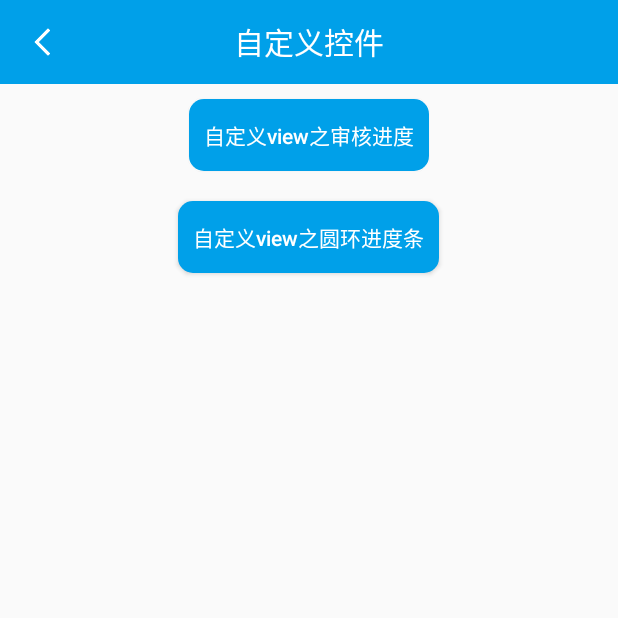
After one commit to I494941/MyDemo, an Android app: the MyViewActivity screen opened directly, with no data from a screen before it, on a phone screen of 412 x 824 dp, the top half of it. The commit adds this screen. Run offline under Robolectric (Android 15) with nearby library versions, the phone set to English and light mode, and no system bars; our stand-ins replace ButterKnife; libraries missing offline, so code that uses them is left out: com.readystatesoftware.systembartint.

Commit message:
自定义view（未完待续）

```diff
--- a/app/build.gradle
+++ b/app/build.gradle
@@ -23,7 +23,7 @@ android {
             proguardFiles getDefaultProguardFile('proguard-android.txt'), 'proguard-rules.pro'
         }
     }
-    //百度地图添加
+    //百度地图添加,so文件
     sourceSets {
         main {
             jniLibs.srcDirs = ['libs']
@@ -97,4 +97,6 @@ dependencies {
     compile files('libs/BaiduLBS_Android.jar')
     /*zxing*/
     compile files('libs/zxing.jar')
+    /*华为推送*/
+    compile 'com.huawei.android.hms:push:2.5.2.300'
 }
--- /dev/null
+++ b/app/src/main/java/com/example/a94941/mydemo/activitys/myView/MyViewActivity.java
@@ -0,0 +1,38 @@
+package com.example.a94941.mydemo.activitys.myView;
+
+import android.view.View;
+
+import com.example.a94941.mydemo.R;
+import com.example.a94941.mydemo.activitys.myView.activity.AuditProgressActivity;
+import com.example.a94941.mydemo.base.BaseToolbarActivity;
+
+import butterknife.OnClick;
+
+/**
+ * @创建者 94941
+ * @创建时间 2018/1/22
+ * @描述 ${TODO}
+ */
+public class MyViewActivity extends BaseToolbarActivity {
+
+    @Override
+    protected int getContentViewLayoutID() {
+        return R.layout.activity_myview;
+    }
+
+    @Override
+    protected void initViewsAndEvents() {
+        mTvTitle.setText("自定义控件");
+    }
+
+    @OnClick({R.id.audit_progress, R.id.circular_progress})
+    public void onClick(View view) {
+        switch (view.getId()) {
+            case R.id.audit_progress:
+                readyGo(AuditProgressActivity.class);
+                break;
+            case R.id.circular_progress:
+                break;
+        }
+    }
+}
--- /dev/null
+++ b/app/src/main/res/layout/activity_myview.xml
@@ -0,0 +1,53 @@
+<?xml version="1.0" encoding="utf-8"?>
+<LinearLayout xmlns:android="http://schemas.android.com/apk/res/android"
+    xmlns:app="http://schemas.android.com/apk/res-auto"
+    android:layout_width="match_parent"
+    android:layout_height="match_parent"
+    android:fitsSystemWindows="true"
+    android:orientation="vertical">
+
+    <android.support.design.widget.AppBarLayout
+        android:layout_width="match_parent"
+        android:layout_height="wrap_content"
+        app:elevation="0dp">
+
+        <include
+            layout="@layout/common_toolbar"
+            android:layout_width="match_parent"
+            android:layout_height="wrap_content" />
+    </android.support.design.widget.AppBarLayout>
+
+    <ScrollView
+        android:layout_width="match_parent"
+        android:layout_height="match_parent">
+
+        <LinearLayout
+            android:layout_width="match_parent"
+            android:layout_height="wrap_content"
+            android:gravity="center_horizontal"
+            android:orientation="vertical">
+
+            <Button
+                android:id="@+id/audit_progress"
+                android:layout_width="wrap_content"
+                android:layout_height="wrap_content"
+                android:layout_margin="10dp"
+                android:background="@drawable/shape_btn_bg"
+                android:padding="10dp"
+                android:text="自定义view之审核进度"
+                android:textAllCaps="false"
+                android:textColor="@color/white" />
+
+            <Button
+                android:id="@+id/circular_progress"
+                android:layout_width="wrap_content"
+                android:layout_height="wrap_content"
+                android:layout_margin="10dp"
+                android:background="@drawable/shape_btn_bg"
+                android:padding="10dp"
+                android:text="自定义view之圆环进度条"
+                android:textAllCaps="false"
+                android:textColor="@color/white" />
+        </LinearLayout>
+    </ScrollView>
+</LinearLayout>
--- a/app/src/main/res/values/styles.xml
+++ b/app/src/main/res/values/styles.xml
@@ -30,5 +30,4 @@
 
         <!--<item name="android:windowAnimationStyle">@style/AnimationActivity</item>-->
     </style>
-
 </resources>
--- a/build.gradle
+++ b/build.gradle
@@ -22,6 +22,9 @@ allprojects {
         google()
         jcenter()
         maven { url "https://jitpack.io" }
+
+        //华为推送
+        maven {url 'http://developer.huawei.com/repo/'}
     }
 }
 
```
Also changed, not shown: app/src/main/AndroidManifest.xml (+10 -2 lines), app/src/main/java/com/example/a94941/mydemo/MainActivity.java (+8 -0 lines), app/src/main/java/com/example/a94941/mydemo/activitys/myView/activity/AuditProgressActivity.java (added, +63 -0 lines), app/src/main/java/com/example/a94941/mydemo/activitys/myView/view/AuditProgressView.java (added, +178 -0 lines), app/src/main/java/com/example/a94941/mydemo/activitys/zxingDemo/ScanningActivity.java (+18 -18 lines), app/src/main/res/layout/activity_audit_progress.xml (added, +36 -0 lines), app/src/main/res/layout/activity_image_button_with_text.xml (added, +29 -0 lines), app/src/main/res/layout/activity_main.xml (+11 -0 lines), app/src/main/res/values/attrs.xml (+12 -0 lines), app/src/main/res/mipmap-hdpi/gray.png (added), app/src/main/res/mipmap-hdpi/green.png (added), app/src/main/res/mipmap-hdpi/red.png (added).
